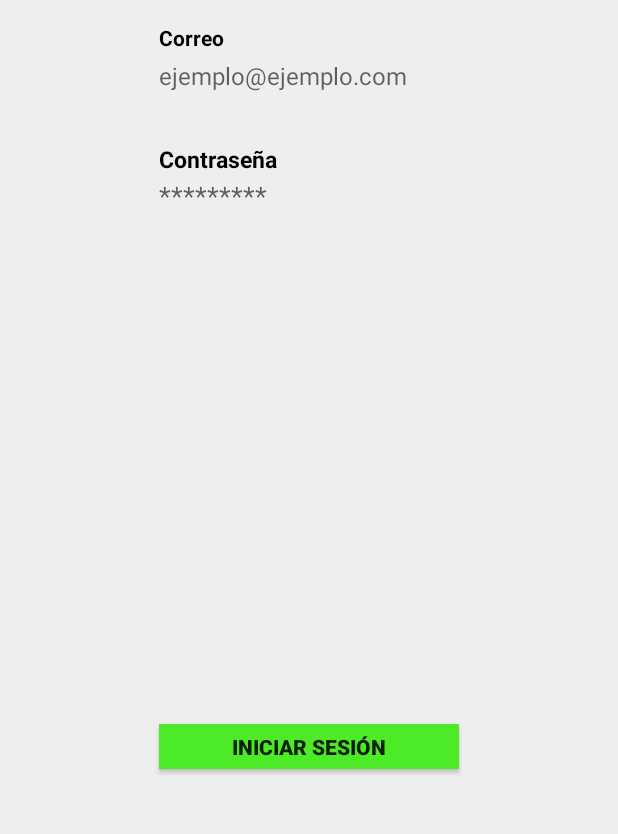
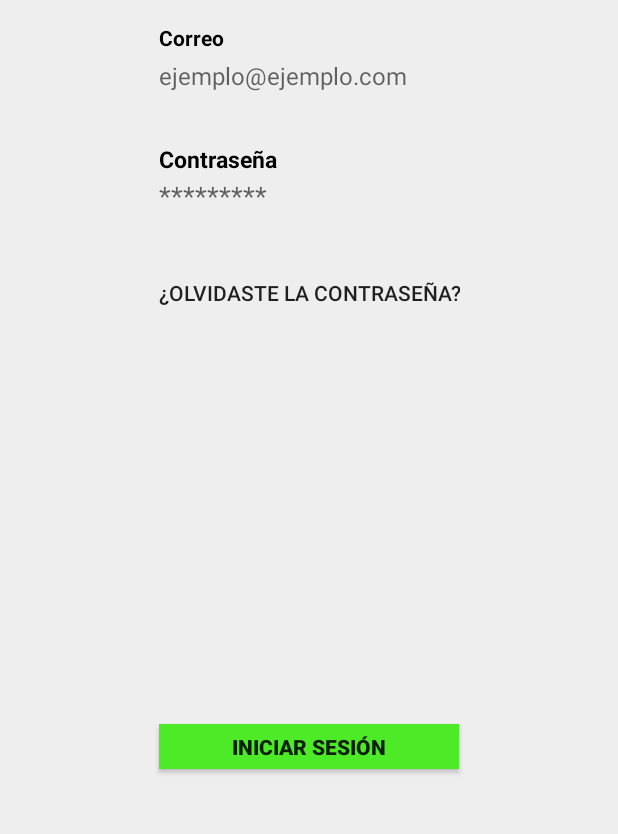
Before and after one commit to victor-saru/ProyectoFinal, an Android app: the screen it shows after launch (MainActivity), on a phone screen of 412 x 824 dp, the part 344-1178 px from its top. Run offline under Robolectric (Android 15) with nearby library versions, the phone set to English and light mode, and no system bars.

Commit message:
Botón de recordar contraseña
Traducciones y botón sin bordes

```diff
--- a/CoachManager/app/src/main/res/layout/activity_main.xml
+++ b/CoachManager/app/src/main/res/layout/activity_main.xml
@@ -65,6 +65,17 @@
         android:textColor="@android:color/background_dark" />
 
     <Button
+        android:id="@+id/btnRecordarPassword"
+        android:layout_width="wrap_content"
+        android:layout_height="20dp"
+        android:layout_below="@+id/edPasswordLogin"
+        android:layout_centerHorizontal="true"
+        android:layout_marginTop="40dp"
+        android:background="#EEEEEE"
+        android:text="@string/btnRecordarPassword"
+        style="?android:attr/borderlessButtonStyle"/>
+
+    <Button
         android:id="@+id/btnLogin"
         android:layout_width="200dp"
         android:layout_height="30dp"
--- a/CoachManager/app/src/main/res/values/strings.xml
+++ b/CoachManager/app/src/main/res/values/strings.xml
@@ -3,5 +3,7 @@
     <string name="lblCorreoLogin">Correo</string>
     <string name="lblPasswordLogin">Contraseña</string>
     <string name="btnLogin">Iniciar sesión</string>
+    <string name="btnRecordarPassword">¿Olvidaste la contraseña?</string>
+
 
 </resources>
```
